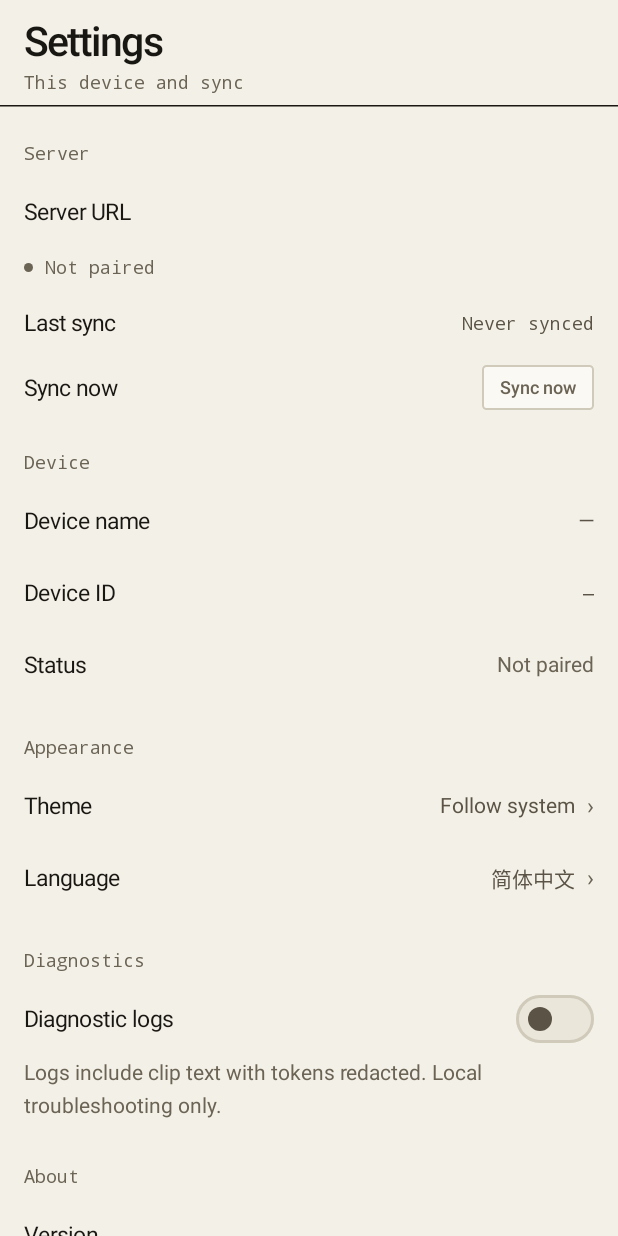
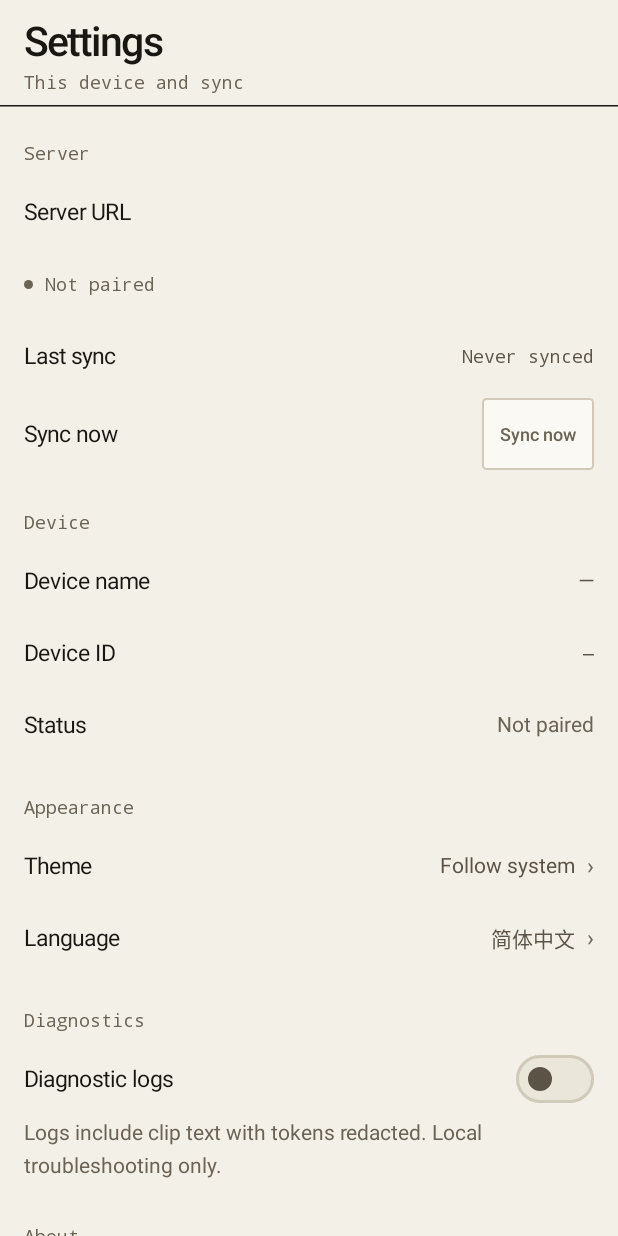
Before and after one commit to xingfengwxx/Clipbox, an Android app built with Jetpack Compose: the composable SettingsScreen shown on its own in the app's theme, on a phone screen of 412 x 824 dp. Run offline under Robolectric (Android 15) with nearby library versions, the phone set to English and light mode, and no system bars; our stand-ins replace Compose Multiplatform resources; 6 statements that could not run were skipped.

Commit message:
T-UI-19: 可访问性与视觉核对

```diff
--- a/ClipboxClient/composeApp/src/commonMain/kotlin/com/wangxingxing/clipbox/ui/components/ClipRow.kt
+++ b/ClipboxClient/composeApp/src/commonMain/kotlin/com/wangxingxing/clipbox/ui/components/ClipRow.kt
@@ -37,6 +37,7 @@ import com.wangxingxing.clipbox.model.Clip
 import com.wangxingxing.clipbox.model.SyncState
 import com.wangxingxing.clipbox.resources.Res
 import com.wangxingxing.clipbox.resources.history_act_more
+import com.wangxingxing.clipbox.resources.history_act_copy
 import com.wangxingxing.clipbox.resources.history_act_pin
 import com.wangxingxing.clipbox.resources.history_act_unpin
 import com.wangxingxing.clipbox.resources.history_bytes
@@ -73,11 +74,12 @@ fun ClipRow(
         clip.sourceDeviceName.isBlank() -> stringResource(Res.string.history_device_unknown)
         else -> clip.sourceDeviceName
     }
+    val copyActionLabel = stringResource(Res.string.history_act_copy)
 
     Column(
         modifier = modifier
             .fillMaxWidth()
-            .clickable(onClick = onCopy)
+            .clickable(onClickLabel = copyActionLabel, onClick = onCopy)
             .padding(horizontal = spacing.l, vertical = spacing.s),
     ) {
         Row(verticalAlignment = Alignment.CenterVertically) {
--- a/ClipboxClient/composeApp/src/commonMain/kotlin/com/wangxingxing/clipbox/ui/components/SyncStatusBar.kt
+++ b/ClipboxClient/composeApp/src/commonMain/kotlin/com/wangxingxing/clipbox/ui/components/SyncStatusBar.kt
@@ -13,6 +13,7 @@ import androidx.compose.foundation.layout.Box
 import androidx.compose.foundation.layout.Row
 import androidx.compose.foundation.layout.Spacer
 import androidx.compose.foundation.layout.fillMaxWidth
+import androidx.compose.foundation.layout.heightIn
 import androidx.compose.foundation.layout.padding
 import androidx.compose.foundation.layout.size
 import androidx.compose.foundation.layout.width
@@ -76,6 +77,7 @@ fun SyncStatusBar(
     Row(
         modifier = modifier
             .fillMaxWidth()
+            .heightIn(min = 48.dp)
             .clickable(enabled = retryable, onClick = onRetry)
             .padding(horizontal = spacing.l, vertical = 6.dp),
         verticalAlignment = Alignment.CenterVertically,
--- a/ClipboxClient/composeApp/src/commonMain/kotlin/com/wangxingxing/clipbox/ui/history/Composer.kt
+++ b/ClipboxClient/composeApp/src/commonMain/kotlin/com/wangxingxing/clipbox/ui/history/Composer.kt
@@ -158,7 +158,7 @@ fun Composer(
             if (overLimit) {
                 OutlinedButton(
                     onClick = { onCopyInstead(value) },
-                    modifier = Modifier.height(44.dp),
+                    modifier = Modifier.height(48.dp),
                     shape = shape,
                     border = BorderStroke(1.dp, colors.line),
                     colors = ButtonDefaults.outlinedButtonColors(contentColor = colors.ink),
@@ -175,7 +175,7 @@ fun Composer(
             if (onPaste != null) {
                 OutlinedButton(
                     onClick = onPaste,
-                    modifier = Modifier.height(44.dp),
+                    modifier = Modifier.height(48.dp),
                     shape = shape,
                     border = BorderStroke(1.dp, colors.line),
                     colors = ButtonDefaults.outlinedButtonColors(contentColor = colors.ink),
@@ -192,7 +192,7 @@ fun Composer(
             Button(
                 onClick = onSend,
                 enabled = canSend,
-                modifier = Modifier.height(44.dp),
+                modifier = Modifier.height(48.dp),
                 shape = shape,
                 colors = ButtonDefaults.buttonColors(
                     containerColor = colors.accent,
--- a/ClipboxClient/composeApp/src/commonMain/kotlin/com/wangxingxing/clipbox/ui/navigation/ClipboxNavHost.kt
+++ b/ClipboxClient/composeApp/src/commonMain/kotlin/com/wangxingxing/clipbox/ui/navigation/ClipboxNavHost.kt
@@ -13,6 +13,7 @@ import androidx.navigation.NavType
 import androidx.navigation.compose.NavHost
 import androidx.navigation.compose.composable
 import androidx.navigation.navArgument
+import androidx.savedstate.read
 import com.wangxingxing.clipbox.ui.history.HistoryRoute
 import com.wangxingxing.clipbox.ui.pairing.PairingRoute
 import com.wangxingxing.clipbox.ui.settings.AppearanceRoute
@@ -67,7 +68,7 @@ fun ClipboxNavHost(
             route = TOOL_DETAIL_ROUTE,
             arguments = listOf(navArgument("toolId") { type = NavType.StringType }),
         ) { entry ->
-            val tool = ToolId.fromSegment(entry.arguments?.getString("toolId"))
+            val tool = ToolId.fromSegment(entry.arguments?.read { getStringOrNull("toolId") })
             if (tool == null) {
                 // 未知工具 id 不渲染空页，直接退回工具箱
                 navController.popBackStack()
--- a/ClipboxClient/composeApp/src/commonMain/kotlin/com/wangxingxing/clipbox/ui/settings/SettingsScreen.kt
+++ b/ClipboxClient/composeApp/src/commonMain/kotlin/com/wangxingxing/clipbox/ui/settings/SettingsScreen.kt
@@ -599,16 +599,21 @@ private fun ActionRow(
             color = colors.ink,
         )
         Spacer(Modifier.weight(1f))
-        Text(
-            text = stringResource(if (loading) Res.string.settings_sync_busy else Res.string.settings_sync_now),
+        Box(
             modifier = Modifier
+                .heightIn(min = 48.dp)
                 .background(if (enabled || loading) colors.panel2 else colors.panel, shape)
                 .border(1.dp, colors.line, shape)
                 .clickable(enabled = enabled, onClick = onClick)
-                .padding(horizontal = spacing.m, vertical = spacing.s),
-            style = MaterialTheme.typography.labelMedium,
-            color = if (enabled) colors.ink else colors.ink3,
-        )
+                .padding(horizontal = spacing.m),
+            contentAlignment = Alignment.Center,
+        ) {
+            Text(
+                text = stringResource(if (loading) Res.string.settings_sync_busy else Res.string.settings_sync_now),
+                style = MaterialTheme.typography.labelMedium,
+                color = if (enabled) colors.ink else colors.ink3,
+            )
+        }
     }
 }
 
--- a/ClipboxClient/composeApp/src/commonMain/kotlin/com/wangxingxing/clipbox/ui/share/ShareSheet.kt
+++ b/ClipboxClient/composeApp/src/commonMain/kotlin/com/wangxingxing/clipbox/ui/share/ShareSheet.kt
@@ -320,7 +320,7 @@ fun ShareSheet(
                     onClick = onBack,
                     modifier = Modifier
                         .fillMaxWidth()
-                        .height(44.dp),
+                        .height(48.dp),
                 ) {
                     Text(
                         text = stringResource(Res.string.share_result_back),
```
Also changed, not shown: ClipboxClient/composeApp/src/commonMain/kotlin/com/wangxingxing/clipbox/ui/history/HistoryScreen.kt (+12 -6 lines), 1 other file.
